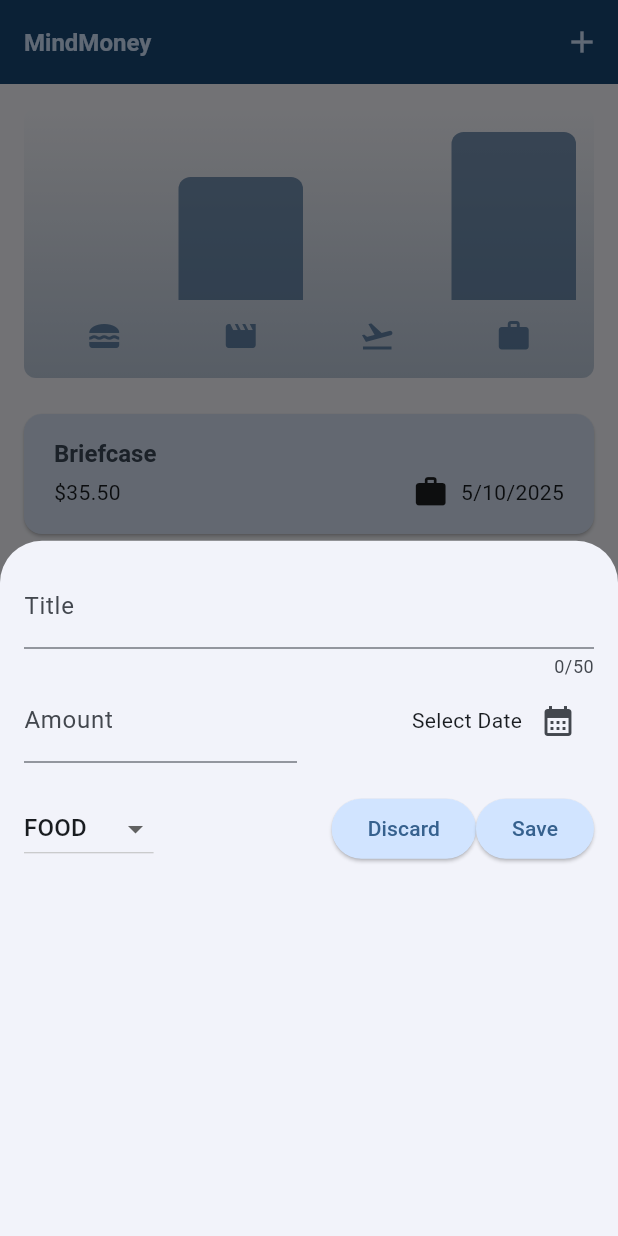
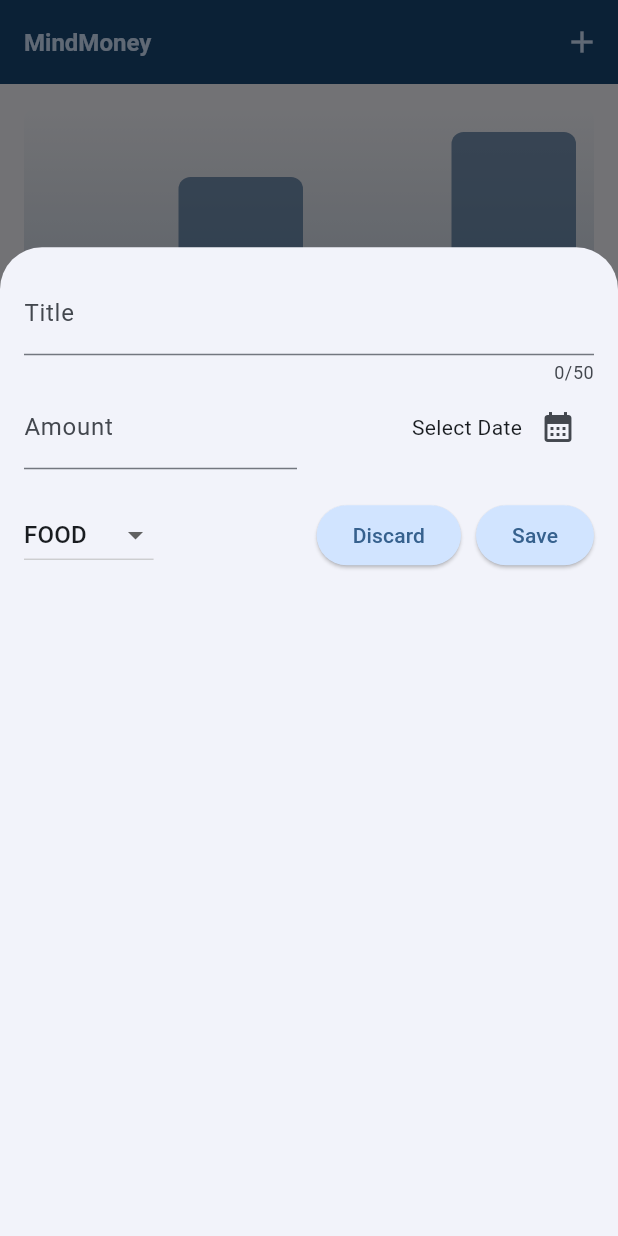
Before and after one commit to Anndderssonn/MindMoney, a Flutter app: the screen it shows after launch, after a tap on the "add" icon, on a phone screen of 412 x 824 dp. Run offline on Flutter 3.47's test engine with Material 3 defaults, Android fonts, the light colour scheme and no system bars.

Commit message:
feat: Add new expense reponsive view

```diff
--- a/lib/main.dart
+++ b/lib/main.dart
@@ -1,5 +1,4 @@
 import 'package:flutter/material.dart';
-import 'package:flutter/services.dart';
 import 'package:mindmoney/presentation/screens/home/home_screen.dart';
 
 var kColorScheme = ColorScheme.fromSeed(
@@ -10,14 +9,7 @@ var kDarkColorScheme = ColorScheme.fromSeed(
   seedColor: Color.fromARGB(255, 2, 35, 61),
 );
 
-void main() {
-  WidgetsFlutterBinding.ensureInitialized();
-  SystemChrome.setPreferredOrientations([DeviceOrientation.portraitUp]).then((
-    fn,
-  ) {
-    runApp(const MyApp());
-  });
-}
+void main() => runApp(const MyApp());
 
 class MyApp extends StatelessWidget {
   const MyApp({super.key});
--- a/lib/presentation/screens/expenses/new_expense.dart
+++ b/lib/presentation/screens/expenses/new_expense.dart
@@ -79,21 +79,101 @@ class _NewExpenseState extends State<NewExpense> {
 
   @override
   Widget build(BuildContext context) {
-    return Padding(
-      padding: const EdgeInsets.all(16),
+    final keyboardSapace = MediaQuery.of(context).viewInsets.bottom;
+
+    return LayoutBuilder(
+      builder: (context, constraints) {
+        final screenWidth = constraints.maxWidth;
+
+        return SingleChildScrollView(
+          child: Padding(
+            padding: EdgeInsets.fromLTRB(16, 16, 16, keyboardSapace + 16),
             child: Column(
               children: [
+                if (screenWidth >= 600)
+                  Row(
+                    crossAxisAlignment: CrossAxisAlignment.start,
+                    children: [
+                      Expanded(
+                        child: TextField(
+                          controller: _titleController,
+                          maxLength: 50,
+                          decoration: InputDecoration(label: Text('Title')),
+                        ),
+                      ),
+                      const SizedBox(width: 24),
+                      Expanded(
+                        child: TextField(
+                          controller: _amountController,
+                          keyboardType: TextInputType.numberWithOptions(
+                            decimal: true,
+                          ),
+                          decoration: InputDecoration(
+                            prefixText: '\$ ',
+                            label: Text('Amount'),
+                          ),
+                        ),
+                      ),
+                    ],
+                  )
+                else
                   TextField(
                     controller: _titleController,
                     maxLength: 50,
                     decoration: InputDecoration(label: Text('Title')),
                   ),
+                if (screenWidth >= 600)
+                  Row(
+                    children: [
+                      DropdownButton(
+                        value: _selectedCategory,
+                        items:
+                            Categories.values
+                                .map(
+                                  (category) => DropdownMenuItem(
+                                    value: category,
+                                    child: Text(category.name.toUpperCase()),
+                                  ),
+                                )
+                                .toList(),
+                        onChanged: (value) {
+                          if (value == null) {
+                            return;
+                          }
+                          setState(() {
+                            _selectedCategory = value;
+                          });
+                        },
+                      ),
+                      SizedBox(width: 24),
+                      Expanded(
+                        child: Row(
+                          mainAxisAlignment: MainAxisAlignment.end,
+                          crossAxisAlignment: CrossAxisAlignment.center,
+                          children: [
+                            Text(
+                              _selectedDate != null
+                                  ? formatter.format(_selectedDate!)
+                                  : 'Select Date',
+                            ),
+                            IconButton(
+                              onPressed: _presentDatePicker,
+                              icon: Icon(Icons.calendar_month),
+                            ),
+                          ],
+                        ),
+                      ),
+                    ],
+                  )
+                else
                   Row(
                     children: [
                       Expanded(
                         child: TextField(
                           controller: _amountController,
-                  keyboardType: TextInputType.numberWithOptions(decimal: true),
+                          keyboardType: TextInputType.numberWithOptions(
+                            decimal: true,
+                          ),
                           decoration: InputDecoration(
                             prefixText: '\$ ',
                             label: Text('Amount'),
@@ -121,6 +201,24 @@ class _NewExpenseState extends State<NewExpense> {
                     ],
                   ),
                 const SizedBox(height: 20),
+                if (screenWidth >= 600)
+                  Row(
+                    children: [
+                      Spacer(),
+                      ElevatedButton(
+                        onPressed: () {
+                          Navigator.pop(context);
+                        },
+                        child: const Text('Discard'),
+                      ),
+                      const SizedBox(width: 10),
+                      ElevatedButton(
+                        onPressed: _submitExpenseData,
+                        child: const Text('Save'),
+                      ),
+                    ],
+                  )
+                else
                   Row(
                     children: [
                       DropdownButton(
@@ -150,6 +248,7 @@ class _NewExpenseState extends State<NewExpense> {
                         },
                         child: const Text('Discard'),
                       ),
+                      const SizedBox(width: 10),
                       ElevatedButton(
                         onPressed: _submitExpenseData,
                         child: const Text('Save'),
@@ -158,6 +257,9 @@ class _NewExpenseState extends State<NewExpense> {
                   ),
               ],
             ),
+          ),
+        );
+      },
     );
   }
 }
--- a/lib/presentation/screens/home/home_screen.dart
+++ b/lib/presentation/screens/home/home_screen.dart
@@ -29,8 +29,13 @@ class _HomeScreenState extends State<HomeScreen> {
 
   void _openAddExpenseOverlay() {
     showModalBottomSheet(
+      isScrollControlled: true,
       context: context,
-      builder: (context) => NewExpense(onAddExpense: _addExpense),
+      builder:
+          (context) => SizedBox(
+            height: MediaQuery.of(context).size.height * 0.80,
+            child: NewExpense(onAddExpense: _addExpense),
+          ),
     );
   }
 
@@ -66,6 +71,8 @@ class _HomeScreenState extends State<HomeScreen> {
 
   @override
   Widget build(BuildContext context) {
+    final screenWidth = MediaQuery.of(context).size.width;
+
     Widget mainContent = Center(
       child: const Text('No expenses found. Start adding some!'),
     );
@@ -87,12 +94,22 @@ class _HomeScreenState extends State<HomeScreen> {
           IconButton(onPressed: _openAddExpenseOverlay, icon: Icon(Icons.add)),
         ],
       ),
-      body: Column(
-        children: [
-          Chart(expenses: _expensesRegistered),
-          Expanded(child: mainContent),
-        ],
-      ),
+      body:
+          screenWidth < 600
+              ? Column(
+                children: [
+                  Chart(expenses: _expensesRegistered),
+                  Expanded(child: mainContent),
+                ],
+              )
+              : SafeArea(
+                child: Row(
+                  children: [
+                    Expanded(child: Chart(expenses: _expensesRegistered)),
+                    Expanded(child: mainContent),
+                  ],
+                ),
+              ),
     );
   }
 }
```
Lines whose indentation alone changed are shown as unchanged.
